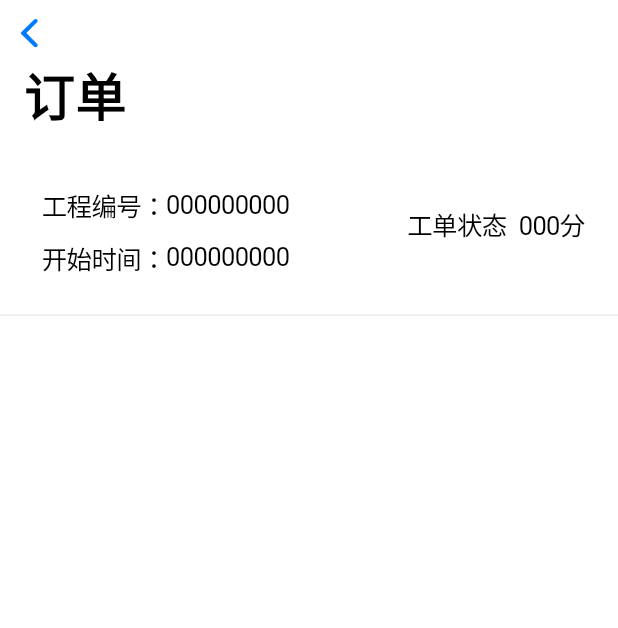
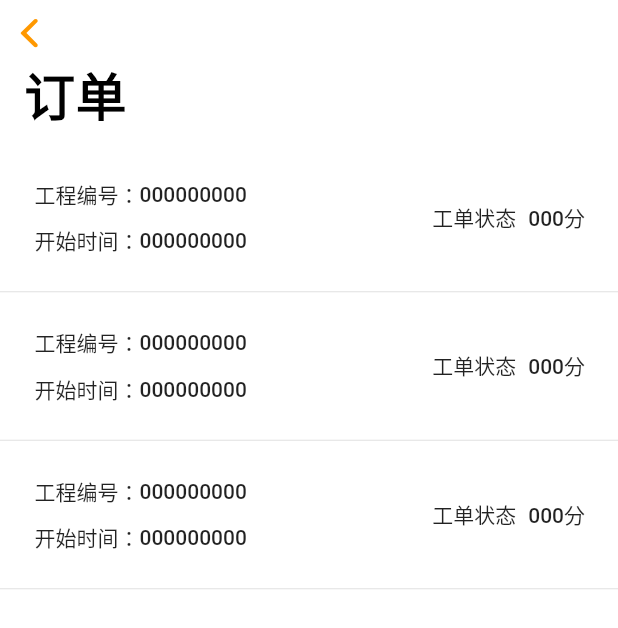
Before and after one commit to kurosann/fixtures-app, a Flutter app: the OrderPage screen opened directly, on a phone screen of 412 x 824 dp. Shown: the top 628 px of the screen. Run offline on Flutter 3.47's test engine with Material 2 defaults, Android fonts, the phone set to English and light mode, and no system bars; our stand-ins replace flutter_rating_bar, font_awesome_flutter; network calls fail.

Commit message:
修复低版本依赖 添加下拉刷新 添加评价步骤接活界面

```diff
--- a/lib/main.dart
+++ b/lib/main.dart
@@ -1,5 +1,4 @@
 import 'package:fixtures/routes.dart';
-import 'package:fixtures/view/findFixture/findFixture.dart';
 import 'package:fixtures/view/home/home.dart';
 import 'package:fixtures/view/login/login.dart';
 import 'package:fixtures/view/login/phoneLogin.dart';
@@ -19,6 +18,7 @@ class MyApp extends StatelessWidget {
       debugShowCheckedModeBanner: false,
       theme: CupertinoThemeData(
         barBackgroundColor: Colors.white,
+        primaryColor: Colors.orange
       ),
       home: PhoneLogin(),
     );
--- a/lib/utils/util.dart
+++ b/lib/utils/util.dart
@@ -1,11 +1,25 @@
 import 'package:flutter/cupertino.dart';
+import 'package:flutter/material.dart';
 
 PreferredSize emptyAppBar(BuildContext context) {
   return PreferredSize(
-    preferredSize: Size.fromHeight(MediaQuery.of(context).size.height * 0.07),
+    preferredSize: Size.fromHeight(MediaQuery
+        .of(context)
+        .size
+        .height * 0.07),
     child: SafeArea(
       top: true,
       child: Offstage(),
     ),
   );
 }
+
+ButtonStyle mainButtonStyle() {
+  return ButtonStyle(
+      overlayColor: MaterialStateProperty.all(Colors.black12),
+      padding: MaterialStateProperty.all(EdgeInsets.all(0)),
+      foregroundColor: MaterialStateProperty.all(Colors.black87));
+}
+String dataFormat(date) {
+  return "${date.year.toString()}-${date.month.toString().padLeft(2,'0')}-${date.day.toString().padLeft(2,'0')} ${date.hour.toString().padLeft(2, '0')}:${date.minute.toString().padLeft(2, '0')}";
+}
--- a/lib/view/home/order.dart
+++ b/lib/view/home/order.dart
@@ -1,7 +1,9 @@
 import 'package:fixtures/model/Order.dart';
-import 'package:fixtures/view/handlingOrder.dart';
+import 'package:fixtures/utils/util.dart';
 import 'package:flutter/cupertino.dart';
 import 'package:flutter/material.dart';
+
+import '../handlingOrder/handlingOrder.dart';
 
 class OrderPage extends StatefulWidget {
   static OrderPage? _instance;
@@ -19,23 +21,30 @@ class OrderPage extends StatefulWidget {
 
 class _OrderPageState extends State<OrderPage> {
   /// 订单数据
-  var orderList = <Order>[Order()];
+  var orderList = <Order>[Order(),Order(),Order(),];
 
   @override
   Widget build(BuildContext context) {
     return CupertinoPageScaffold(
       child: CustomScrollView(
         slivers: <Widget>[
+          CupertinoSliverRefreshControl(
+            onRefresh: () async {
+
+            },
+          ),
           CupertinoSliverNavigationBar(
             stretch: true,
             largeTitle: Text("订单"),
           ),
           SliverList(
               delegate: SliverChildBuilderDelegate((context, index) {
-            if (index.isOdd) return Divider();
+            if (index.isOdd)
+              return Divider(
+                height: 1,
+              );
             final i = index ~/ 2;
-
-            return _itemCell();
+            return _itemCell(i);
           }, childCount: orderList.length * 2)),
         ],
       ),
@@ -43,12 +52,17 @@ class _OrderPageState extends State<OrderPage> {
   }
 
   /// 列表子布局
-  Widget _itemCell() {
-    return GestureDetector(
-      onTap: (){
-        Navigator.of(context).push(CupertinoPageRoute(builder: (context) {
-          return HandlingOrderPage(id: "1",);
-        },));
+  Widget _itemCell(index) {
+    return TextButton(
+      style: mainButtonStyle(),
+      onPressed: () {
+        Navigator.of(context).push(CupertinoPageRoute(
+          builder: (context) {
+            return HandlingOrderPage(
+              id: "1",
+            );
+          },
+        ));
       },
       child: Container(
         padding: EdgeInsets.all(18),
@@ -58,7 +72,7 @@ class _OrderPageState extends State<OrderPage> {
             Column(
               children: [
                 Padding(
-                  padding: EdgeInsets.all(10),
+                  padding: EdgeInsets.all(5),
                   child: Row(
                     children: [
                       Text("工程编号："),
@@ -66,11 +80,14 @@ class _OrderPageState extends State<OrderPage> {
                     ],
                   ),
                 ),
-                Row(
-                  children: [
-                    Text("开始时间："),
-                    Text("000000000"),
-                  ],
+                Padding(
+                  padding: const EdgeInsets.all(5),
+                  child: Row(
+                    children: [
+                      Text("开始时间："),
+                      Text("000000000"),
+                    ],
+                  ),
                 )
               ],
             ),
--- a/lib/view/login/login.dart
+++ b/lib/view/login/login.dart
@@ -1,4 +1,3 @@
-
 import 'package:fixtures/view/login/phoneLogin.dart';
 import 'package:flutter/cupertino.dart';
 import 'package:flutter/gestures.dart';
@@ -267,6 +266,6 @@ class _Login extends State<Login> {
           ],
         ),
       ),
-    );
+      );
   }
 }
--- a/lib/view/setting/setting.dart
+++ b/lib/view/setting/setting.dart
@@ -5,7 +5,8 @@ import 'package:flutter/material.dart';
 class SettingPage extends StatelessWidget {
   @override
   Widget build(BuildContext context) {
-    return CupertinoPageScaffold(
+    return Scaffold(
+      body: CupertinoPageScaffold(
         navigationBar: CupertinoNavigationBar(
           automaticallyImplyLeading: true,
           middle: Text("设置"),
@@ -65,6 +66,7 @@ class SettingPage extends StatelessWidget {
             ),
           ],
         ),
+      ),
     );
   }
 }
```
Also changed, not shown: lib/view/findFixture/findFixture.dart (+15 -10 lines), lib/view/findFixture/publish.dart (+20 -16 lines), lib/view/handlingOrder.dart (deleted, +0 -68 lines), lib/view/home/my.dart (+66 -39 lines), lib/view/home/xiaoqiu.dart (+8 -2 lines), pubspec.yaml (+4 -5 lines), pubspec.lock, 2 other files. Lines whose indentation alone changed are shown as unchanged.
